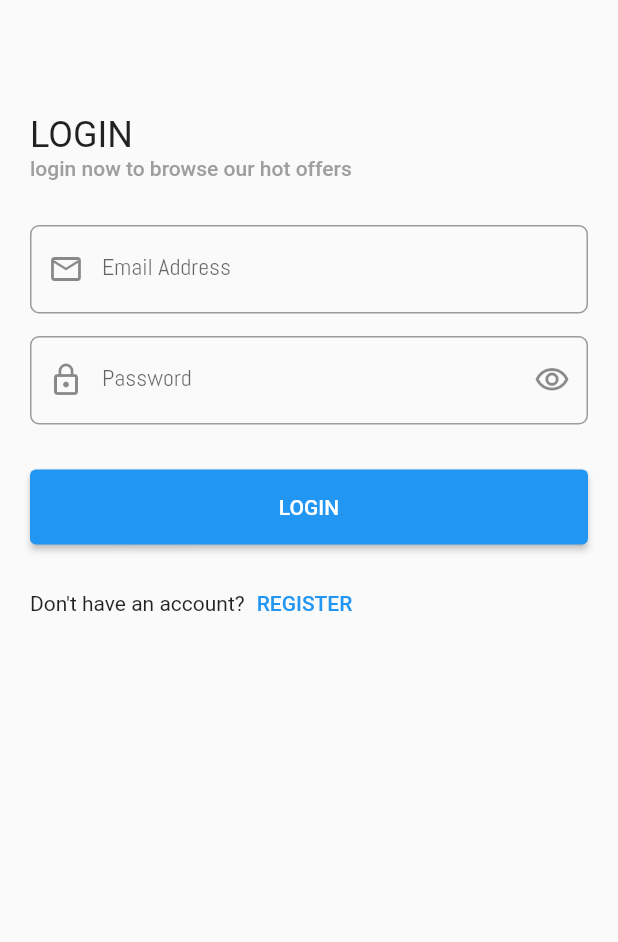
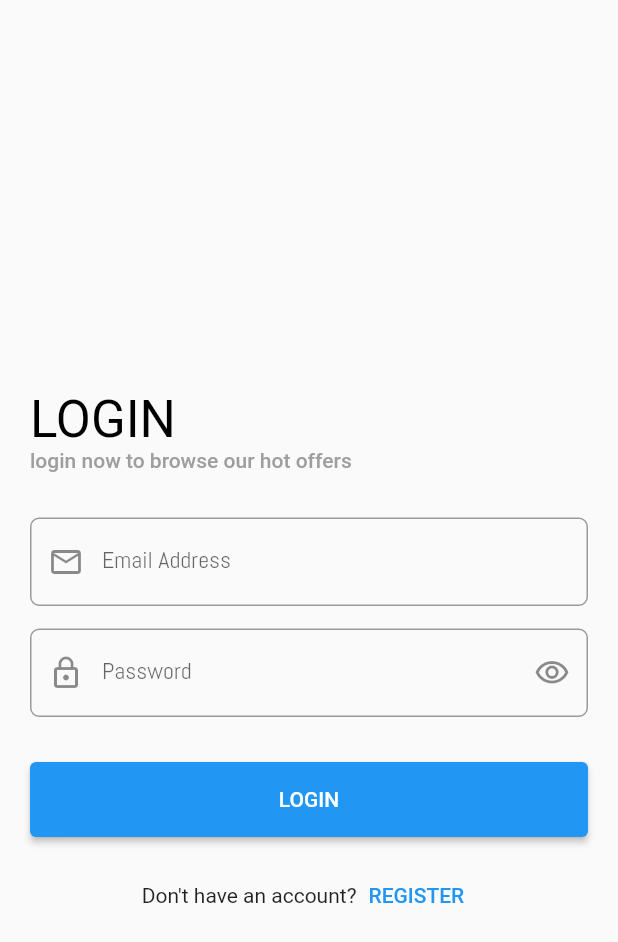
Before and after one commit to RaghadAbdallah/shop_app, a Flutter app: the screen it shows after launch, after a tap on the "arrow forward ios" icon, after a tap on "SKIP", on a phone screen of 412 x 824 dp. Shown: the top 942 px of the screen. Run offline on Flutter 3.47's test engine with Material 2 defaults, Android fonts, the phone set to English and light mode, and no system bars; our stand-ins replace dartz, dio, equatable, flutter_bloc, smooth_page_indicator.

```diff
--- a/lib/clean/features/login_feature/presentation/page/login_screen.dart
+++ b/lib/clean/features/login_feature/presentation/page/login_screen.dart
@@ -12,14 +12,18 @@ class LoginScreen extends StatelessWidget {
 
     return Scaffold(
       appBar: AppBar(),
-      body: Padding(
+      body: Center(
+        child: SingleChildScrollView(
+          child: Padding(
             padding: const EdgeInsets.all(20.0),
             child: Column(
               crossAxisAlignment: CrossAxisAlignment.start,
               children: [
                 Text(
                   'LOGIN',
-              style: Theme.of(context).textTheme.headline5,
+                  style: Theme.of(context).textTheme.headline4?.copyWith(
+                    color:Colors.black
+                  ),
                 ),
                 Text(
                   'login now to browse our hot offers',
@@ -106,6 +110,7 @@ class LoginScreen extends StatelessWidget {
                   height: 15,
                 ),
                 Row(
+                  mainAxisAlignment: MainAxisAlignment.center,
                   children: [
                    const Text('Don\'t have an account?') ,
                     TextButton(onPressed: (){
@@ -116,6 +121,8 @@ class LoginScreen extends StatelessWidget {
               ],
             ),
           ),
+        ),
+      ),
     );
   }
 }
--- a/pubspec.yaml
+++ b/pubspec.yaml
@@ -43,6 +43,7 @@ dev_dependencies:
   dio: ^5.3.2
   dartz: ^0.10.1
   smooth_page_indicator: ^1.1.0
+  flutter_bloc: ^8.1.3
 
   # The "flutter_lints" package below contains a set of recommended lints to
   # encourage good coding practices. The lint set provided by the package is
```
Also changed, not shown: lib/clean/features/login_feature/presentation/cubit/login_cubit.dart (added, +10 -0 lines), lib/clean/features/login_feature/presentation/cubit/login_state.dart (added, +29 -0 lines), pubspec.lock. Lines whose indentation alone changed are shown as unchanged.
